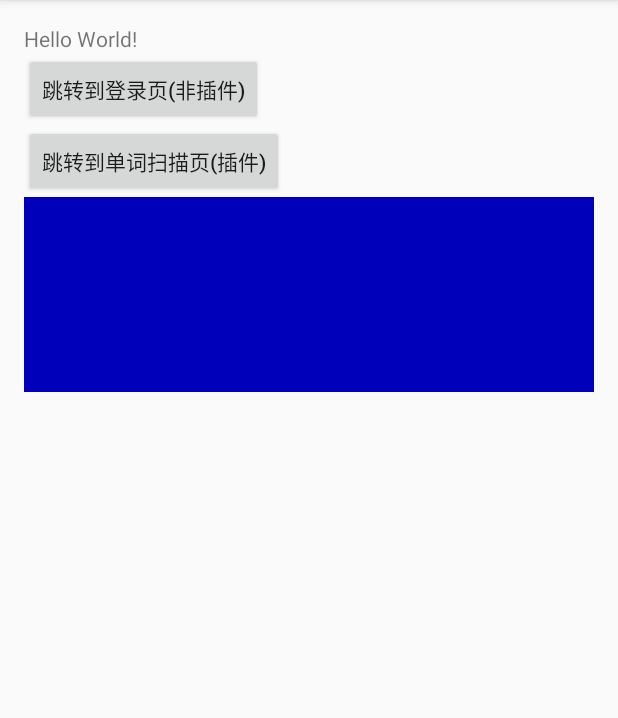
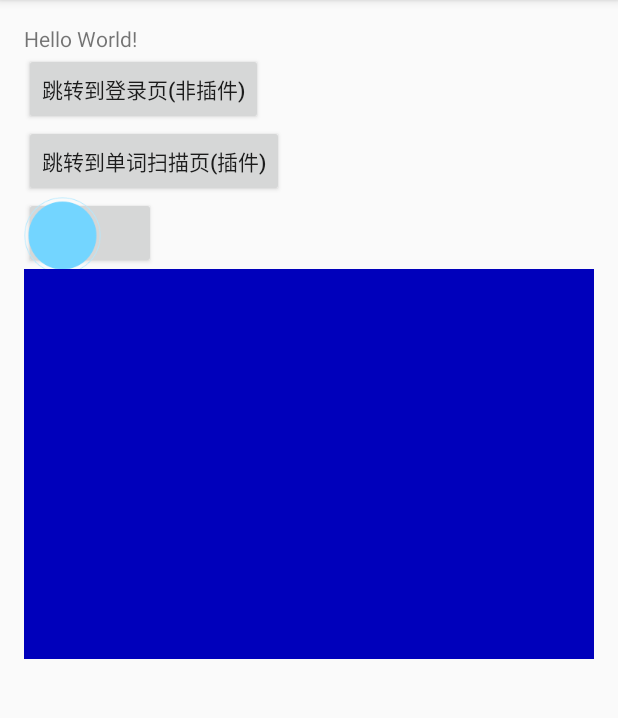
Before and after one commit to same4869/xbjminidemo, an Android app: the screen it shows after launch (MiniXbjMainActivity), on a phone screen of 412 x 824 dp, the part 84-802 px from its top. Run offline under Robolectric (Android 15) with nearby library versions, the phone set to English and light mode, and no system bars; 2 statements that could not run were skipped.

Commit message:
引用公共控件

```diff
--- a/app/src/main/res/layout/activity_mini_xbj_main.xml
+++ b/app/src/main/res/layout/activity_mini_xbj_main.xml
@@ -28,10 +28,16 @@
         android:layout_height="wrap_content"
         android:text="跳转到单词扫描页(插件)"/>
 
+    <com.example.xunwang.bbcomm.views.CommButtonView
+        android:layout_width="wrap_content"
+        android:layout_height="wrap_content">
+
+    </com.example.xunwang.bbcomm.views.CommButtonView>
+
     <FrameLayout
         android:id="@+id/plugin_layout"
         android:layout_width="match_parent"
         android:layout_gravity="bottom"
         android:background="#0000bb"
-        android:layout_height="130dp"></FrameLayout>
+        android:layout_height="260dp"></FrameLayout>
 </LinearLayout>
--- /dev/null
+++ b/bbcomm/src/main/java/com/example/xunwang/bbcomm/views/CommButtonView.java
@@ -0,0 +1,47 @@
+package com.example.xunwang.bbcomm.views;
+
+import android.content.Context;
+import android.graphics.Canvas;
+import android.graphics.Color;
+import android.graphics.Paint;
+import android.graphics.drawable.BitmapDrawable;
+import android.graphics.drawable.Drawable;
+import android.util.AttributeSet;
+import android.widget.Button;
+
+import com.example.xunwang.bbcomm.R;
+
+/**
+ * Created by xunwang on 16/8/22.
+ */
+public class CommButtonView extends Button {
+    private Drawable bg;
+    private Paint paint;
+
+	public CommButtonView(Context context) {
+		super(context);
+        init(context);
+	}
+
+	public CommButtonView(Context context, AttributeSet attrs) {
+		super(context, attrs);
+        init(context);
+	}
+
+	public CommButtonView(Context context, AttributeSet attrs, int defStyleAttr) {
+		super(context, attrs, defStyleAttr);
+        init(context);
+	}
+
+    private void init(Context context) {
+        bg = context.getApplicationContext().getResources().getDrawable(R.drawable.audio_play_bg);
+        paint = new Paint();
+        paint.setColor(Color.RED);
+    }
+
+    @Override
+    protected void onDraw(Canvas canvas) {
+        super.onDraw(canvas);
+        canvas.drawBitmap(((BitmapDrawable)bg).getBitmap(), 0, 0 , paint);
+    }
+}
```
Also changed, not shown: p_scanword/src/main/res/layout/pla_linear.xml (+11 -3 lines), bbcomm/src/main/res/drawable-xhdpi/audio_play_bg.png (added), 5 other files.
